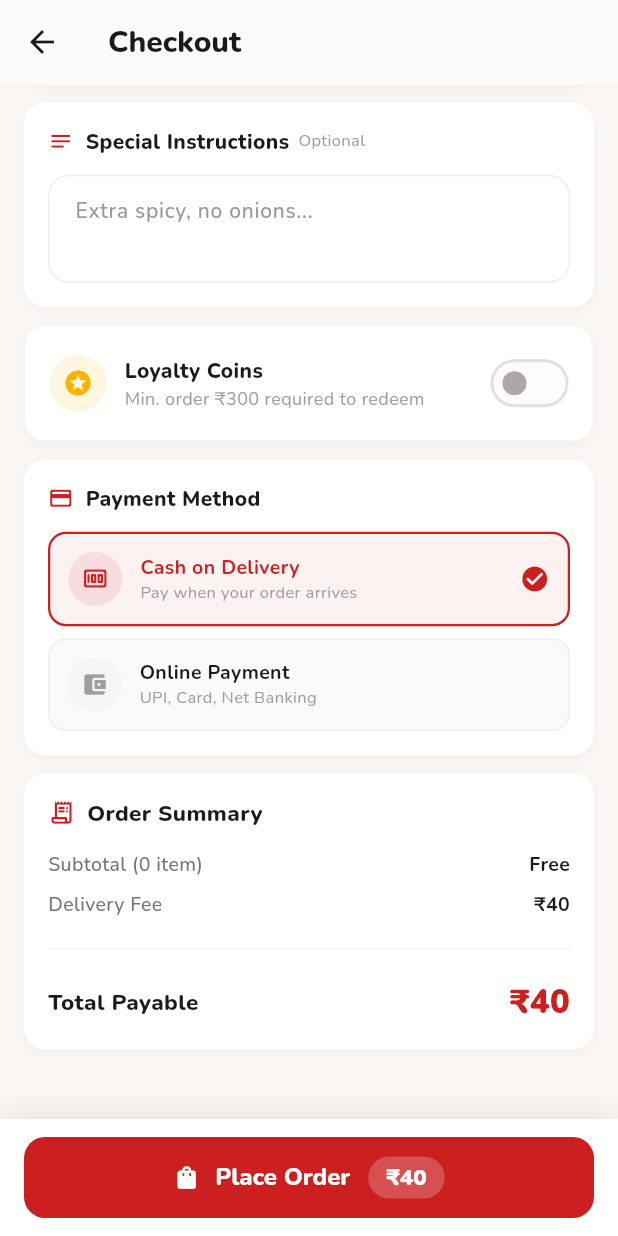
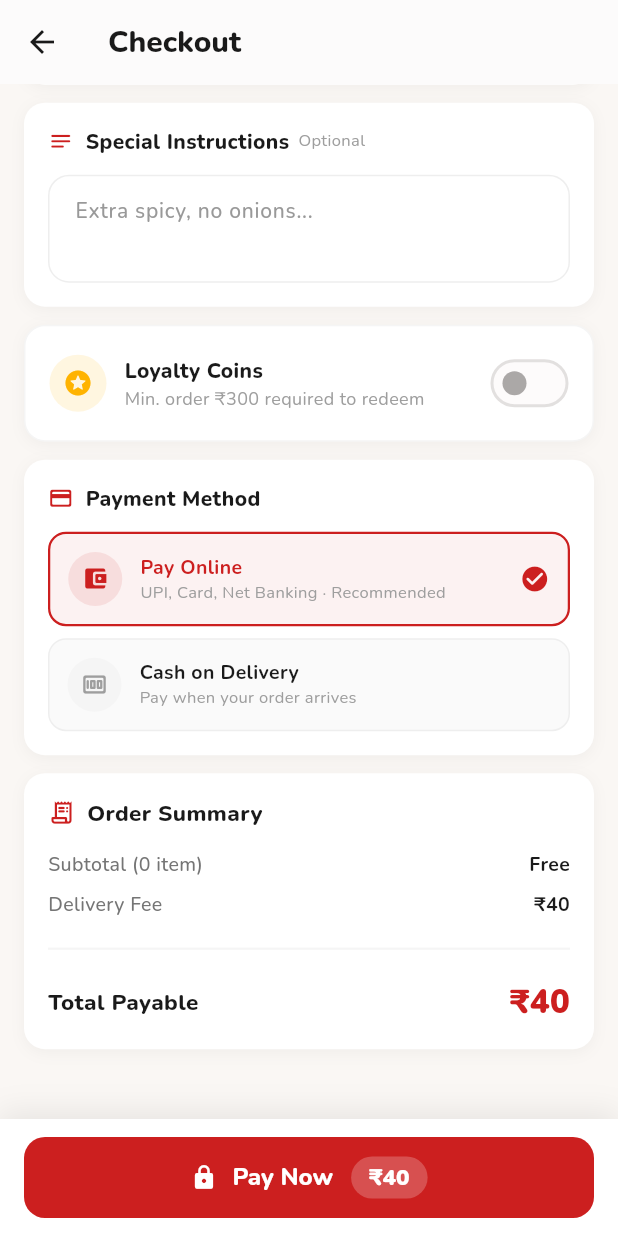
Before and after one commit to Souvik-Ghosh-js/PizzaHapFlutter, a Flutter app: the CheckoutScreen screen opened by its route, scrolled down 513 dp, on a phone screen of 412 x 824 dp. Run offline on Flutter 3.47's test engine with Material 3 defaults, Android fonts, the phone set to English and light mode, and no system bars; our stand-ins replace cached_network_image, flutter_local_notifications, flutter_native_splash, flutter_secure_storage, geolocator, google_fonts and 5 more; accounts and stored records are empty; network calls fail.

Commit message:
feat: add imageUrl to PromoBanner and update payment method to online by default

```diff
--- a/lib/models/models.dart
+++ b/lib/models/models.dart
@@ -178,6 +178,7 @@
   final String gradientEnd;
   final String iconName;
   final int sortOrder;
+  final String? imageUrl;
 
   PromoBanner({
     required this.id,
@@ -187,6 +188,7 @@
     required this.gradientEnd,
     required this.iconName,
     required this.sortOrder,
+    this.imageUrl,
   });
 
   factory PromoBanner.fromJson(Map<String, dynamic> json) => PromoBanner(
@@ -197,6 +199,7 @@
         gradientEnd: json['gradient_end'] ?? '#FF6B35',
         iconName: json['icon_name'] ?? 'local_offer',
         sortOrder: json['sort_order'] ?? 0,
+        imageUrl: _buildImageUrl(json['image_url']),
       );
 }
 
--- a/lib/providers/providers.dart
+++ b/lib/providers/providers.dart
@@ -457,6 +457,11 @@
       final all = result['orders'] as List<Order>;
       _refreshActiveOrder(all);
       notifyListeners();
+      // Nudge COD customers to pay via UPI as the order progresses.
+      final active = _activeOrder;
+      if (active != null) {
+        await NotificationService.maybeSendCodUpiReminders(active);
+      }
     } catch (_) {}
   }
 
--- a/lib/screens/cart/checkout_screen.dart
+++ b/lib/screens/cart/checkout_screen.dart
@@ -15,7 +15,8 @@
 
 class _CheckoutScreenState extends State<CheckoutScreen> {
   String _deliveryType = 'delivery';
-  String _paymentMethod = 'cash_on_delivery';
+  // Online payment is the default / first-priority option.
+  String _paymentMethod = 'online';
   bool _placingOrder = false;
   bool _useCoins = false;
   bool _addressInitialized = false;
@@ -418,6 +419,15 @@
             title: 'Payment Method',
             child: Column(children: [
               _PaymentOption(
+                value: 'online',
+                selected: _paymentMethod,
+                title: 'Pay Online',
+                subtitle: 'UPI, Card, Net Banking · Recommended',
+                icon: Icons.account_balance_wallet_rounded,
+                onTap: () => setState(() => _paymentMethod = 'online'),
+              ),
+              const SizedBox(height: 8),
+              _PaymentOption(
                 value: 'cash_on_delivery',
                 selected: _paymentMethod,
                 title: 'Cash on Delivery',
@@ -425,15 +435,6 @@
                 icon: Icons.money_rounded,
                 onTap: () =>
                     setState(() => _paymentMethod = 'cash_on_delivery'),
-              ),
-              const SizedBox(height: 8),
-              _PaymentOption(
-                value: 'online',
-                selected: _paymentMethod,
-                title: 'Online Payment',
-                subtitle: 'UPI, Card, Net Banking',
-                icon: Icons.account_balance_wallet_rounded,
-                onTap: () => setState(() => _paymentMethod = 'online'),
               ),
             ]),
           ),
```
Also changed, not shown: lib/screens/home/home_screen.dart (+28 -2 lines), lib/services/notification_service.dart (+60 -1 lines).
